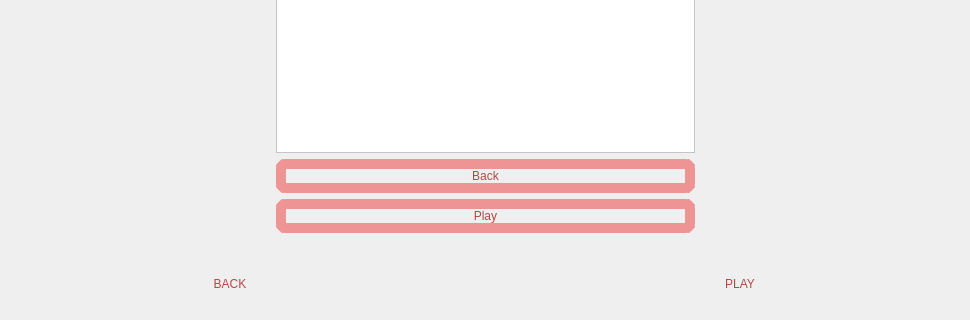
Above: MATFWars/waitingroom.ui from Divljo31/MATFWars before the change; both pictures show x 135 to 1105 and y 324 to 644 of the 1241 by 644 pixel window. Below: the same form after it.
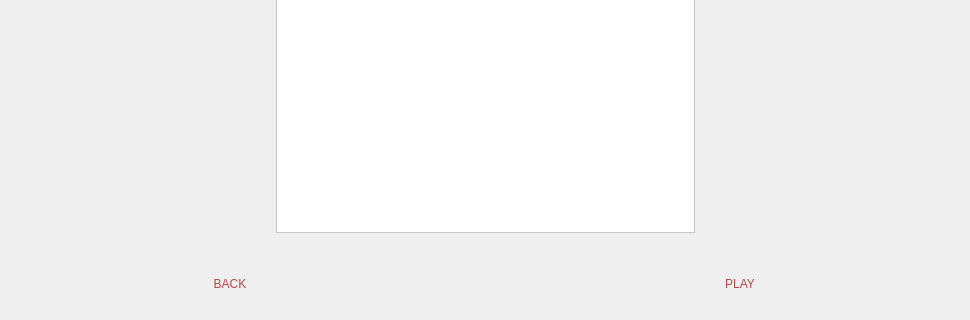
That is the form after the change. Icons and pictures are not drawn.

```diff
--- a/MATFWars/waitingroom.ui
+++ b/MATFWars/waitingroom.ui
@@ -63,36 +63,6 @@
          </property>
         </widget>
        </item>
-       <item>
-        <widget class="QPushButton" name="back_wait_button">
-         <property name="styleSheet">
-          <string notr="true">color:rgb(180, 72, 72);
-font: 600 25pt &quot;URW Bookman&quot;;
-background-image: url(:/background/backgroundBtns.jpg);
-border-radius:10px;
-border:10px solid;
-border-color: rgb(238, 148, 148);</string>
-         </property>
-         <property name="text">
-          <string>Back</string>
-         </property>
-        </widget>
-       </item>
-       <item>
-        <widget class="QPushButton" name="play_wait_button">
-         <property name="styleSheet">
-          <string notr="true">color:rgb(180, 72, 72);
-font: 600 25pt &quot;URW Bookman&quot;;
-background-image: url(:/background/backgroundBtns.jpg);
-border-radius:10px;
-border:10px solid;
-border-color: rgb(238, 148, 148);</string>
-         </property>
-         <property name="text">
-          <string>Play</string>
-         </property>
-        </widget>
-       </item>
       </layout>
      </item>
      <item>
```
